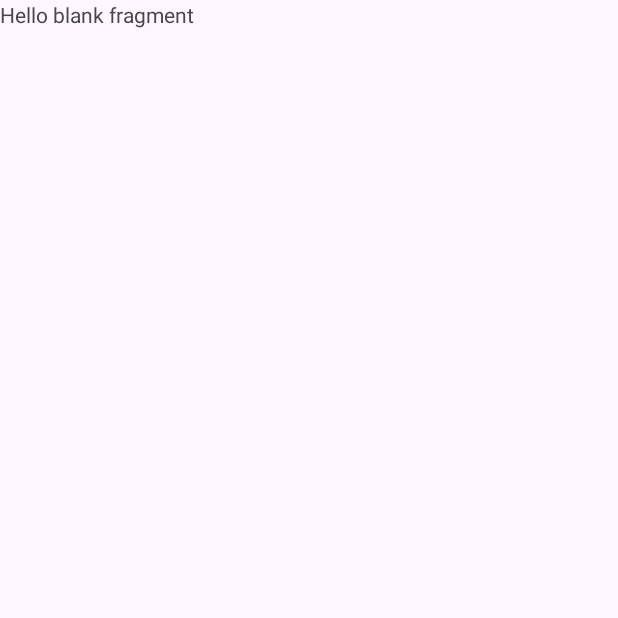
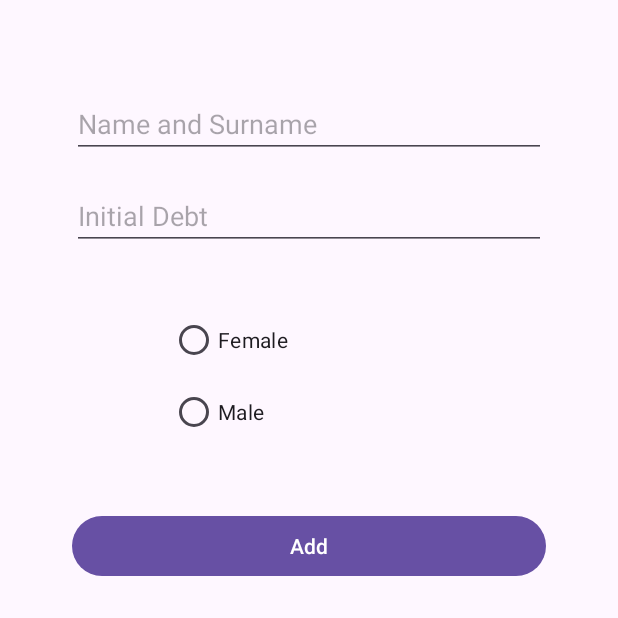
Before and after one commit to baranyelaldi/CS394, an Android app: the addFriendFragment screen opened through its navigation route, on a phone screen of 412 x 824 dp, the top half of it. Before the commit the part shown is almost empty. Run offline under Robolectric (Android 15) with nearby library versions, the phone set to English and light mode, and no system bars.

Commit message:
emirhanaddfriend

```diff
--- a/app/src/main/java/com/example/debtmanager/FriendAdapter.kt
+++ b/app/src/main/java/com/example/debtmanager/FriendAdapter.kt
@@ -5,6 +5,7 @@ import android.view.LayoutInflater
 import android.view.View
 import android.view.ViewGroup
 import android.widget.TextView
+import androidx.core.content.ContextCompat
 import androidx.recyclerview.widget.RecyclerView
 import com.google.android.material.imageview.ShapeableImageView
 
@@ -51,5 +52,11 @@ class FriendAdapter(private val friendList:ArrayList<Friend>) : RecyclerView.Ada
         holder.imageView.setImageResource(friend.image)
         holder.nameView.text = friend.name
         holder.debtView.text = friend.debt.toString()
+
+        if (friend.debt < 0) {
+            holder.debtView.setTextColor(ContextCompat.getColor(holder.itemView.context, R.color.green))
+        } else if (friend.debt > 0) {
+            holder.debtView.setTextColor(ContextCompat.getColor(holder.itemView.context, R.color.red))
+        }
     }
 }
--- a/app/src/main/java/com/example/debtmanager/RecyclerViewFragment.kt
+++ b/app/src/main/java/com/example/debtmanager/RecyclerViewFragment.kt
@@ -59,8 +59,8 @@ class RecyclerViewFragment : Fragment(R.layout.fragment_recycler_view) {
 
         friendList = ArrayList()
 
-        friendList.add(Friend(R.drawable.male, "Baran Yelaldi", 0))
-        friendList.add(Friend(R.drawable.male, "Emirhan Alabas", 0))
+        friendList.add(Friend(R.drawable.male, "Baran Yelaldi", 300))
+        friendList.add(Friend(R.drawable.male, "Emirhan Alabas", -100))
         friendList.add(Friend(R.drawable.male, "Egemen Yorulmaz", 0))
         friendList.add(Friend(R.drawable.male, "Yarkin Tarcin", 0))
         friendList.add(Friend(R.drawable.male, "Oruc Yigit Solak", 0))
@@ -89,6 +89,7 @@ class RecyclerViewFragment : Fragment(R.layout.fragment_recycler_view) {
     }
 
 
+
     companion object {
         /**
          * Use this factory method to create a new instance of
--- a/app/src/main/java/com/example/debtmanager/addFriendFragment.kt
+++ b/app/src/main/java/com/example/debtmanager/addFriendFragment.kt
@@ -35,6 +35,7 @@ class addFriendFragment : Fragment(R.layout.fragment_add_friend) {
     override fun onViewCreated(view: View, savedInstanceState: Bundle?) {
         super.onViewCreated(view, savedInstanceState)
         binding = FragmentAddFriendBinding.bind(view)
+
     }
 
     companion object {
--- a/app/src/main/res/layout/fragment_add_friend.xml
+++ b/app/src/main/res/layout/fragment_add_friend.xml
@@ -1,14 +1,72 @@
 <?xml version="1.0" encoding="utf-8"?>
-<FrameLayout xmlns:android="http://schemas.android.com/apk/res/android"
+<androidx.constraintlayout.widget.ConstraintLayout
+    xmlns:android="http://schemas.android.com/apk/res/android"
+    xmlns:app="http://schemas.android.com/apk/res-auto"
     xmlns:tools="http://schemas.android.com/tools"
     android:layout_width="match_parent"
-    android:layout_height="match_parent"
-    tools:context=".addFriendFragment">
+    android:layout_height="match_parent">
 
-    <!-- TODO: Update blank fragment layout -->
-    <TextView
-        android:layout_width="match_parent"
-        android:layout_height="match_parent"
-        android:text="@string/hello_blank_fragment" />
+    <EditText
+        android:id="@+id/addName"
+        android:layout_width="0dp"
+        android:layout_height="wrap_content"
+        android:hint="Name and Surname"
+        android:inputType="text"
+        app:layout_constraintStart_toStartOf="parent"
+        app:layout_constraintEnd_toEndOf="parent"
+        app:layout_constraintTop_toTopOf="parent"
+        android:layout_marginStart="48dp"
+        android:layout_marginEnd="48dp"
+        android:layout_marginTop="60dp"/>
 
-</FrameLayout>
+
+    <EditText
+        android:id="@+id/addDebt"
+        android:layout_width="0dp"
+        android:layout_height="wrap_content"
+        android:hint="Initial Debt"
+        android:ems="10"
+        android:inputType="number"
+        app:layout_constraintStart_toStartOf="@id/addName"
+        app:layout_constraintEnd_toEndOf="@id/addName"
+        app:layout_constraintTop_toBottomOf="@id/addName"
+        android:layout_marginTop="16dp"
+        android:layout_marginBottom="16dp" />
+
+    <Button
+        android:id="@+id/buttonLogin"
+        android:layout_width="0dp"
+        android:layout_height="wrap_content"
+        android:layout_marginTop="28dp"
+        android:text="Add"
+        app:layout_constraintEnd_toEndOf="@id/addDebt"
+        app:layout_constraintHorizontal_bias="0.0"
+        app:layout_constraintStart_toStartOf="@id/addDebt"
+        app:layout_constraintTop_toBottomOf="@+id/radioGroup" />
+
+    <RadioGroup
+        android:id="@+id/radioGroup"
+        android:layout_width="185dp"
+        android:layout_height="109dp"
+        android:layout_marginTop="36dp"
+        app:layout_constraintEnd_toEndOf="parent"
+        app:layout_constraintStart_toStartOf="parent"
+        app:layout_constraintTop_toBottomOf="@+id/addDebt">
+
+        <RadioButton
+            android:id="@+id/Female"
+            android:layout_width="match_parent"
+            android:layout_height="wrap_content"
+            android:rotationX="0"
+            android:text="Female" />
+
+        <RadioButton
+            android:id="@+id/Male"
+            android:layout_width="match_parent"
+            android:layout_height="wrap_content"
+            android:rotationX="0"
+            android:text="Male" />
+    </RadioGroup>
+
+
+</androidx.constraintlayout.widget.ConstraintLayout>
--- a/app/src/main/res/values/colors.xml
+++ b/app/src/main/res/values/colors.xml
@@ -2,4 +2,10 @@
 <resources>
     <color name="black">#FF000000</color>
     <color name="white">#FFFFFFFF</color>
+    <color name="red">#ffff0000</color>
+    <color name="blue">#ff0b005c</color>
+    <color name="orange">#ffff8c00</color>
+    <color name="green">#00612F</color>
+    <color name="pink">#FF379F</color>
+    <color name="aqua">#ff00a2ff</color>
 </resources>
```
